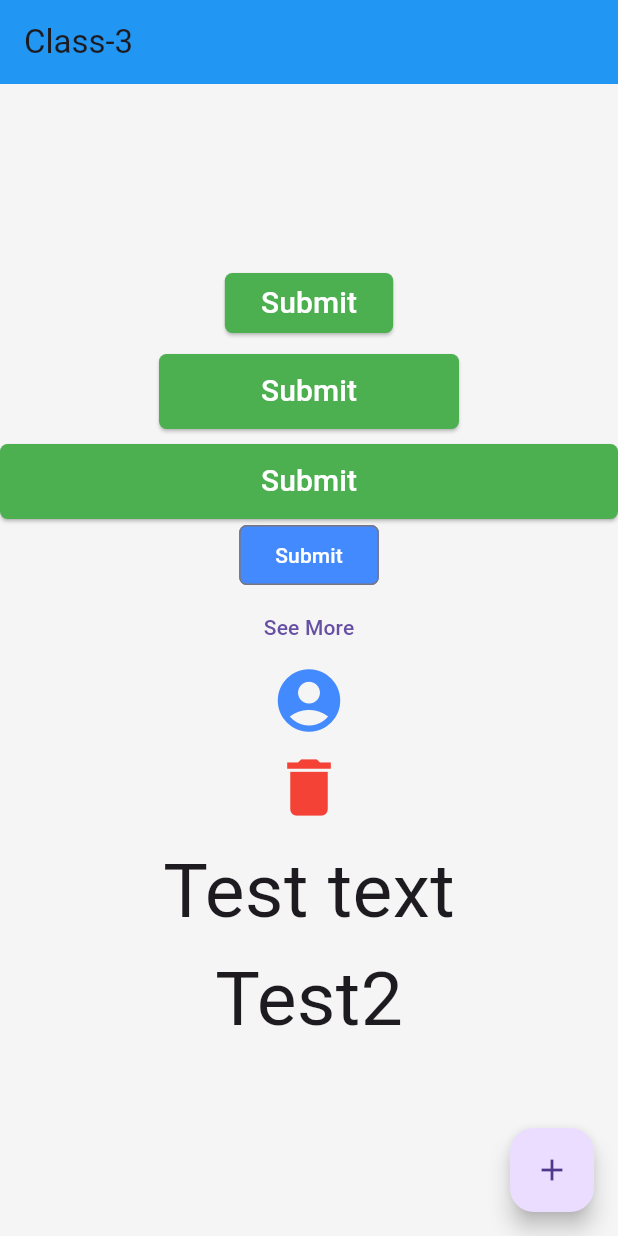
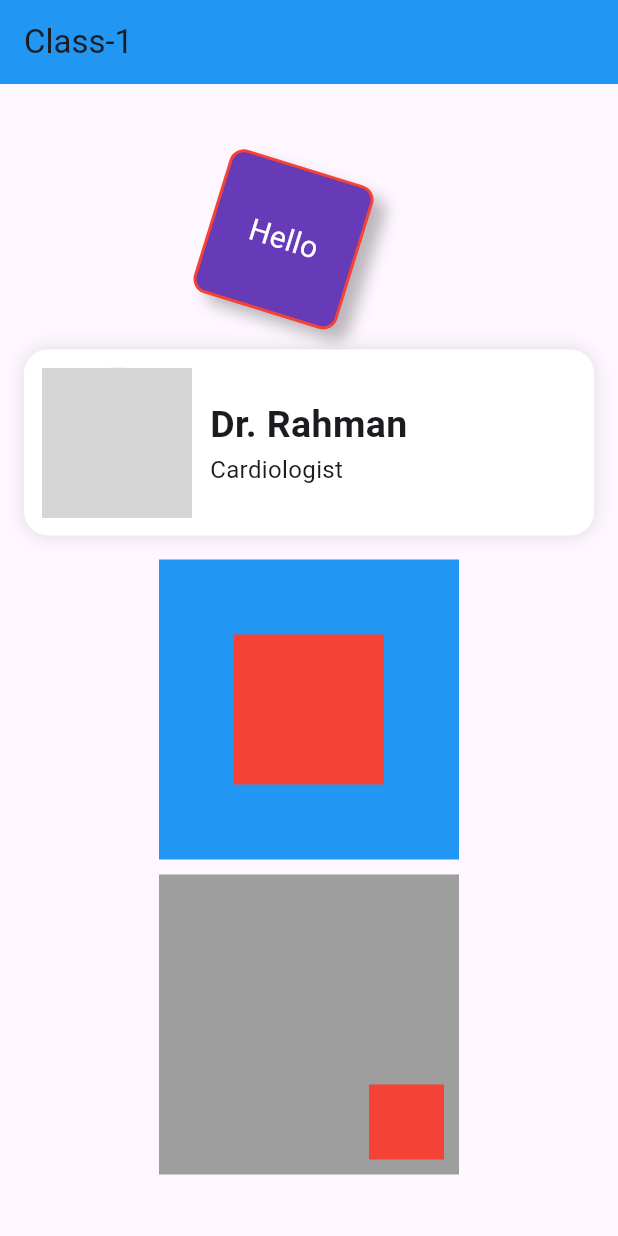
Before and after one commit to taufiqurSabbir/batch_16, a Flutter app: the screen it shows after launch, on a phone screen of 412 x 824 dp. Run offline on Flutter 3.47's test engine with Material 3 defaults, Android fonts, the phone set to English and light mode, and no system bars; network calls fail; grey boxes are pictures that could not be loaded.

Commit message:
module_10_class_1

```diff
--- a/lib/app.dart
+++ b/lib/app.dart
@@ -1,6 +1,7 @@
 import 'package:flutter/material.dart';
 
 import 'home.dart';
+import 'module_10/class_1.dart';
 import 'module_9/class_3.dart';
 
 class MyApp extends StatelessWidget {
@@ -11,7 +12,7 @@ class MyApp extends StatelessWidget {
     return MaterialApp(
       debugShowCheckedModeBanner: false,
         title: 'Flutter 16',
-      home: Class3(),
+      home: Module10Class1(),
     );
   }
 }
--- /dev/null
+++ b/lib/module_10/class_1.dart
@@ -0,0 +1,126 @@
+import 'package:flutter/material.dart';
+
+class Module10Class1 extends StatelessWidget {
+  const Module10Class1({super.key});
+
+  @override
+  Widget build(BuildContext context) {
+    return Scaffold(
+      appBar: AppBar(
+        title: Text('Class-1'),
+        backgroundColor: Colors.blue,
+      ),
+
+      body: Center(
+        child: Column(
+          mainAxisAlignment: MainAxisAlignment.center,
+          children: [
+
+            Container(
+              // padding: EdgeInsets.all(16),
+              // margin: EdgeInsets.all(20),
+
+              alignment: Alignment.center,
+              width: 100,
+              height: 100,
+              transform: Matrix4.rotationZ(0.3),
+
+
+              decoration: BoxDecoration(
+                color: Colors.deepPurple,
+                borderRadius: BorderRadius.circular(10),
+                border: Border.all(width: 2,color: Colors.red),
+                boxShadow: [
+                  BoxShadow(color: Colors.black26,
+                  offset: Offset(10, 5),
+                    blurRadius: 8
+                  ),
+                ]
+              ),
+              child: Text('Hello',style: TextStyle(color: Colors.white,fontSize: 20),),
+
+
+            ),
+
+            SizedBox(height: 20,),
+
+
+            Container(
+              margin: EdgeInsets.all(16),
+              padding: EdgeInsets.all(12),
+              decoration: BoxDecoration(
+                color: Colors.white,
+                borderRadius: BorderRadius.circular(16),
+                boxShadow: [
+                  BoxShadow(
+                    color: Colors.black12,
+                    blurRadius: 10
+                  )
+                ]
+              ),
+              child: Row(
+                children: [
+                  CircleAvatar(radius: 50,
+                  backgroundImage: NetworkImage('https://encrypted-tbn0.gstatic.com/images?q=tbn:ANd9GcS19K2YX61HeCH6hIDzoz73rOZdHucCH1LU1A&s'),
+                  ),
+                  SizedBox(width: 12,),
+                  Column(
+                    crossAxisAlignment: CrossAxisAlignment.start,
+                    children: [
+                      Text('Dr. Rahman',style: TextStyle(fontSize: 25,fontWeight: FontWeight.w600),),
+                      Text('Cardiologist',style: TextStyle(fontSize: 16),)
+                    ],
+                  )
+                ],
+              ),
+            ),
+
+
+
+          Stack(
+            alignment: Alignment.center,
+            children: [
+              Container(
+                width: 200,
+                height: 200,
+                color: Colors.blue,
+              ),
+              Container(
+                width: 100,
+                height: 100,
+                color: Colors.red,
+              )
+            ],
+          ),
+          SizedBox(height: 10,),
+          Stack(
+            alignment: Alignment.center,
+            children: [
+              Container(
+                width: 200,
+                height: 200,
+                color: Colors.grey,
+              ),
+
+
+              Positioned(
+
+                right: 10,
+                bottom: 10,
+                child: Container(
+                  width: 50,
+                  height: 50,
+                  color: Colors.red,
+                ),
+              )
+            ],
+          )
+
+
+
+          ],
+        ),
+      ),
+    );
+  }
+}
```
